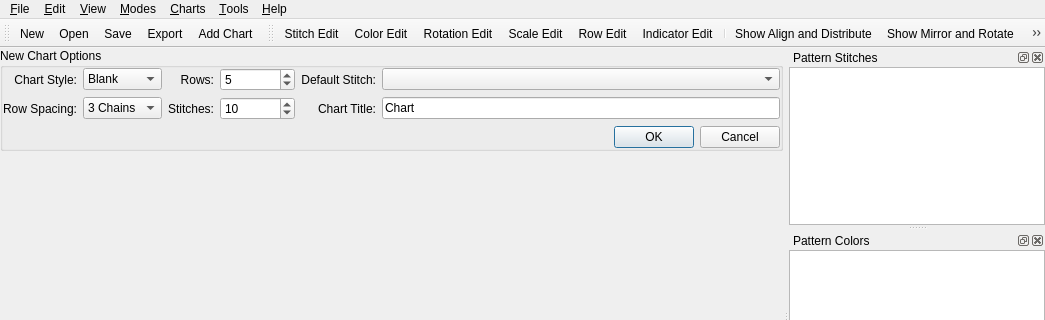
iPenguin/CrochetCharts, file src/mainwindow.ui: the form before one commit; both pictures show x 0 to 1045 and y 0 to 320 of the 1045 by 592 pixel window.
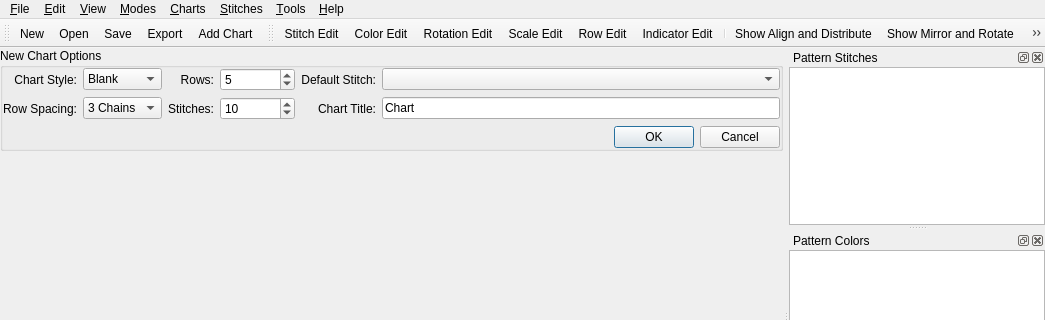
The form after the commit. Icons and pictures are not drawn.

The edit to the form file:
```diff
--- a/src/mainwindow.ui
+++ b/src/mainwindow.ui
@@ -272,7 +272,7 @@
      <x>0</x>
      <y>0</y>
      <width>1045</width>
-     <height>21</height>
+     <height>22</height>
     </rect>
    </property>
    <widget class="QMenu" name="menuFile">
@@ -365,11 +365,22 @@
     <addaction name="actionCreateRows"/>
     <addaction name="actionIndicatorMode"/>
    </widget>
+   <widget class="QMenu" name="menuStitches">
+    <property name="title">
+     <string>&amp;Stitches</string>
+    </property>
+    <addaction name="actionGroup"/>
+    <addaction name="actionUngroup"/>
+    <addaction name="separator"/>
+    <addaction name="actionShowAlignDock"/>
+    <addaction name="actionShowMirrorDock"/>
+   </widget>
    <addaction name="menuFile"/>
    <addaction name="menuEdit"/>
    <addaction name="menuView"/>
    <addaction name="menuModes"/>
    <addaction name="menuChart"/>
+   <addaction name="menuStitches"/>
    <addaction name="menuTools"/>
    <addaction name="menuHelp"/>
   </widget>
```
Left out of the diff: 27 changed lines with no effect on the pictures.
